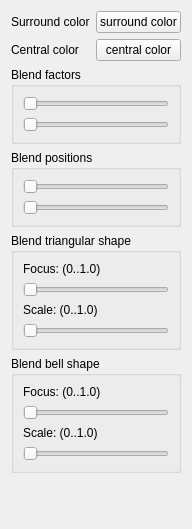
Above: src/displayWidgets/GradientFillSymbolWidget.ui from yudjin87/tour_du_monde before the change. Below: the same form after it.
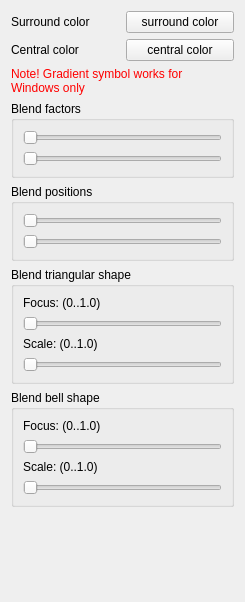
That is the form after the change. Custom widgets are drawn as their Qt base class.

Commit message: Warning label (gradient works for Windows only) was added;

```diff
--- a/src/displayWidgets/GradientFillSymbolWidget.ui
+++ b/src/displayWidgets/GradientFillSymbolWidget.ui
@@ -6,8 +6,8 @@
    <rect>
     <x>0</x>
     <y>0</y>
-    <width>175</width>
-    <height>529</height>
+    <width>245</width>
+    <height>602</height>
    </rect>
   </property>
   <property name="windowTitle">
@@ -46,6 +46,16 @@
      </item>
     </layout>
    </item>
+   <item>
+    <widget class="QLabel" name="warningLbl">
+     <property name="text">
+      <string>&lt;html&gt;&lt;head/&gt;&lt;body&gt;&lt;p&gt;&lt;span style=&quot; color:#ff0000;&quot;&gt;Note! Gradient symbol works for Windows only&lt;/span&gt;&lt;/p&gt;&lt;/body&gt;&lt;/html&gt;</string>
+     </property>
+     <property name="wordWrap">
+      <bool>true</bool>
+     </property>
+    </widget>
+   </item>
    <item>
     <widget class="QGroupBox" name="blendFactorsGroupBox">
      <property name="title">
```
The commit also changes 2 other files.
